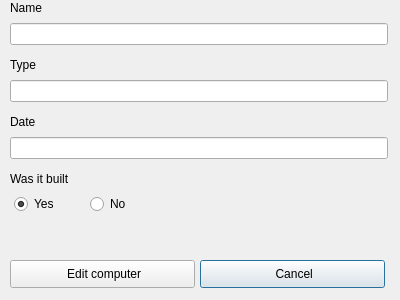
Before: the Qt Designer form editcomputerdialog.ui in ManiSigt/Verklegt-nams, drawn with Qt 5.
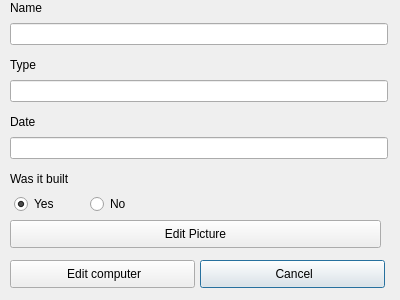
After: the same form once the commit is applied. Icons and pictures are not drawn.

```diff
--- a/editcomputerdialog.ui
+++ b/editcomputerdialog.ui
@@ -162,6 +162,19 @@
     <string>Name</string>
    </property>
   </widget>
+  <widget class="QPushButton" name="button_edit_picture">
+   <property name="geometry">
+    <rect>
+     <x>10</x>
+     <y>220</y>
+     <width>371</width>
+     <height>28</height>
+    </rect>
+   </property>
+   <property name="text">
+    <string>Edit Picture</string>
+   </property>
+  </widget>
  </widget>
  <resources>
   <include location="myresourcefile.qrc"/>
```
